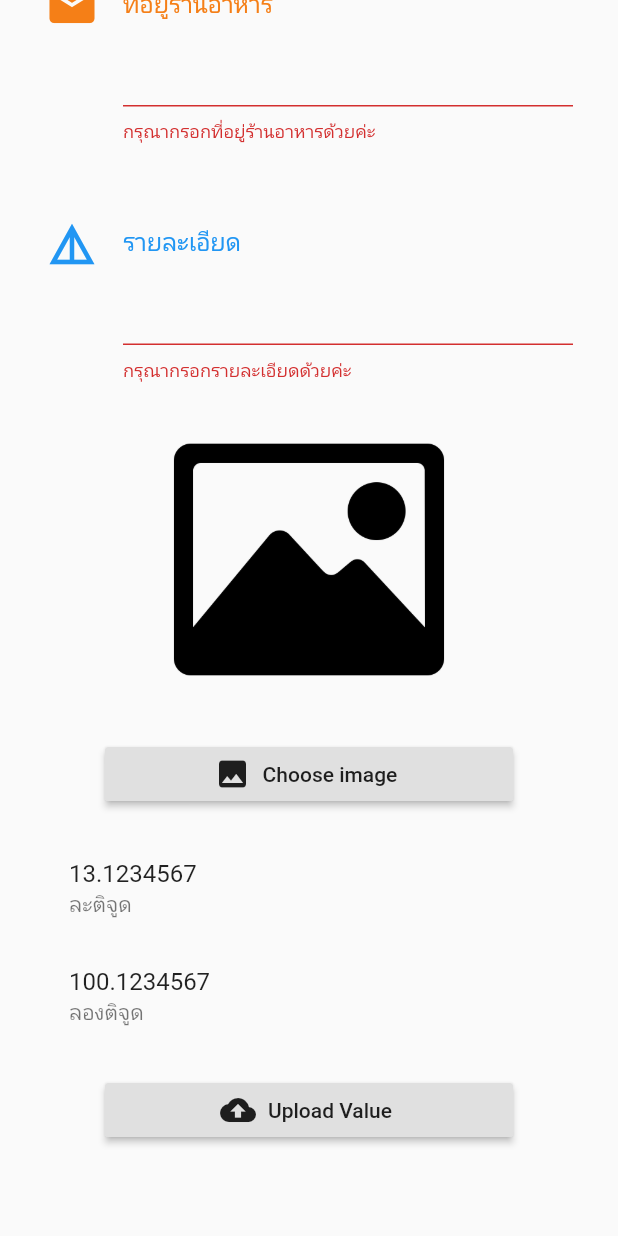
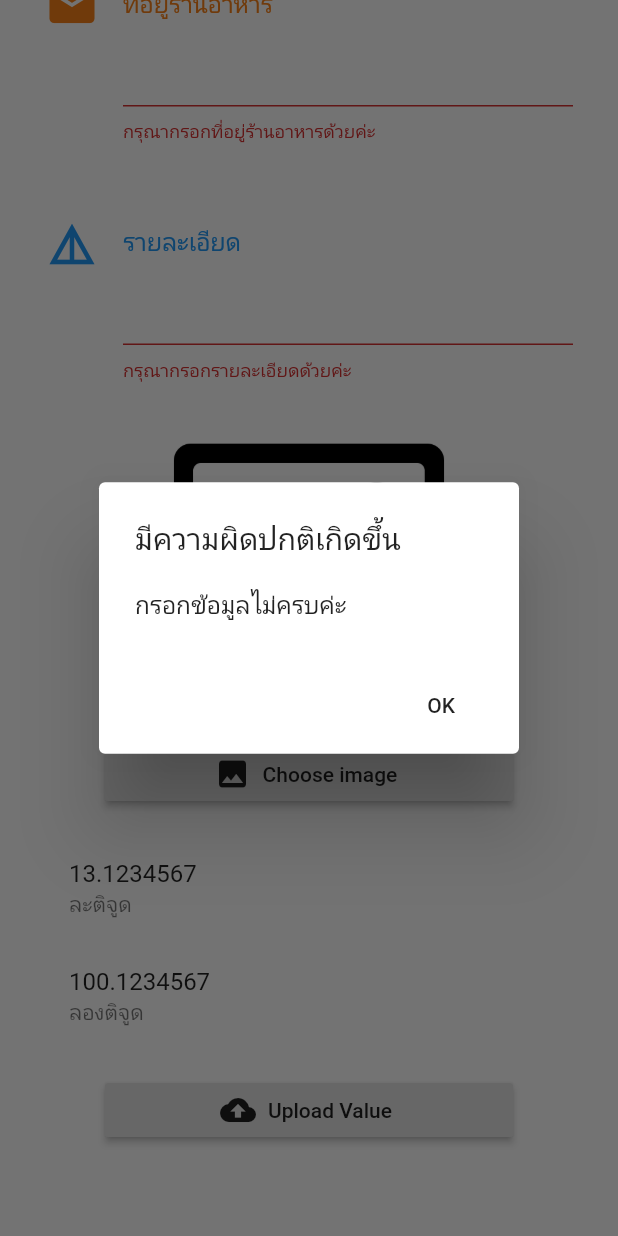
Before and after one commit to MAythinee/Locater, a Flutter app: the AddFood widget shown alone on an empty page, opened directly, scrolled down 260 dp, after a tap on "Upload Value", on a phone screen of 412 x 824 dp. Run offline on Flutter 3.47's test engine with Material 2 defaults, Android fonts, the phone set to English and light mode, and no system bars; our stand-ins replace cloud_firestore, firebase_auth, google_maps_flutter, image_picker; missing offline and left inert: dart:ffi; accounts and stored records are empty.

Commit message:
Finish 25 sep

```diff
--- a/lib/screens/addFood.dart
+++ b/lib/screens/addFood.dart
@@ -32,7 +32,9 @@ class _AddFoodState extends State<AddFood> {
       validator: (String value) {
         if (value.isEmpty) {
           return 'กรุณากรอกชื่ออาหารด้วยค่ะ';
-        } else {}
+        } else {
+          return null;
+        }
       },
       onSaved: (String value) {},
     );
@@ -55,7 +57,9 @@ class _AddFoodState extends State<AddFood> {
       validator: (String value) {
         if (value.isEmpty) {
           return 'กรุณากรอกชื่อร้านอาหารด้วยค่ะ';
-        } else {}
+        } else {
+          return null;
+        }
       },
       onSaved: (String value) {},
     );
@@ -80,7 +84,9 @@ class _AddFoodState extends State<AddFood> {
       validator: (String value) {
         if (value.isEmpty) {
           return 'กรุณากรอกที่อยู่ร้านอาหารด้วยค่ะ';
-        } else {}
+        } else {
+          return null;
+        }
       },
       onSaved: (String value) {},
     );
@@ -105,7 +111,9 @@ class _AddFoodState extends State<AddFood> {
       validator: (String value) {
         if (value.isEmpty) {
           return 'กรุณากรอกรายละเอียดด้วยค่ะ';
-        } else {}
+        } else {
+          return null;
+        }
       },
       onSaved: (String value) {},
     );
@@ -162,9 +170,35 @@ class _AddFoodState extends State<AddFood> {
         onPressed: () {
           if (formKey.currentState.validate()) {
             formKey.currentState.save();
+            if (file == null) {
+              myAlert('ยังไม่ได้อัปโหลดรูปภาพค่ะ');
+            } else {
+              // upload
+            }
+          } else{
+            myAlert('กรอกข้อมูลไม่ครบค่ะ');
           }
         },
       ),
+    );
+  }
+
+  void myAlert(String message) {
+    showDialog(
+      context: context,
+      builder: (BuildContext context) {
+        return AlertDialog(
+          title: Text('มีความผิดปกติเกิดขึ้น'),
+          content: Text(message),
+          actions: <Widget>[
+            FlatButton(
+                child: Text('OK'),
+                onPressed: () {
+                  Navigator.of(context).pop();
+                })
+          ],
+        );
+      },
     );
   }
 
```
